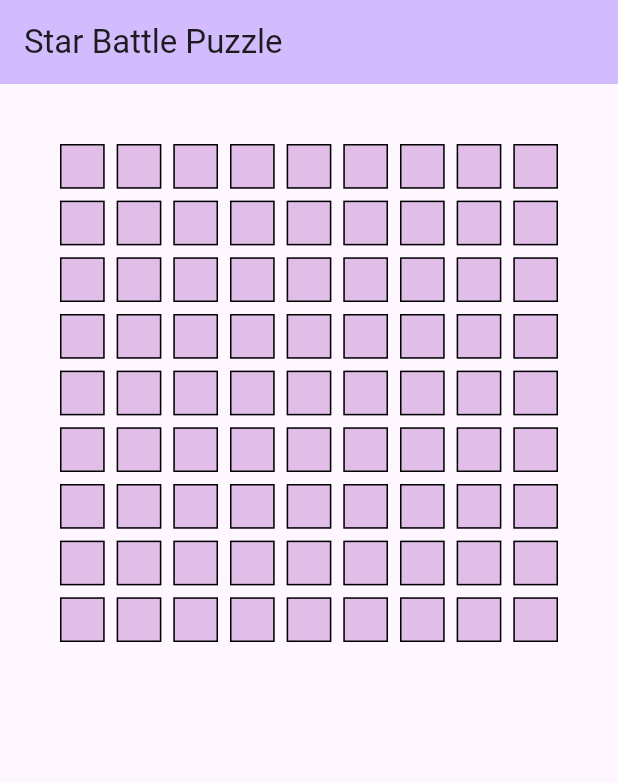
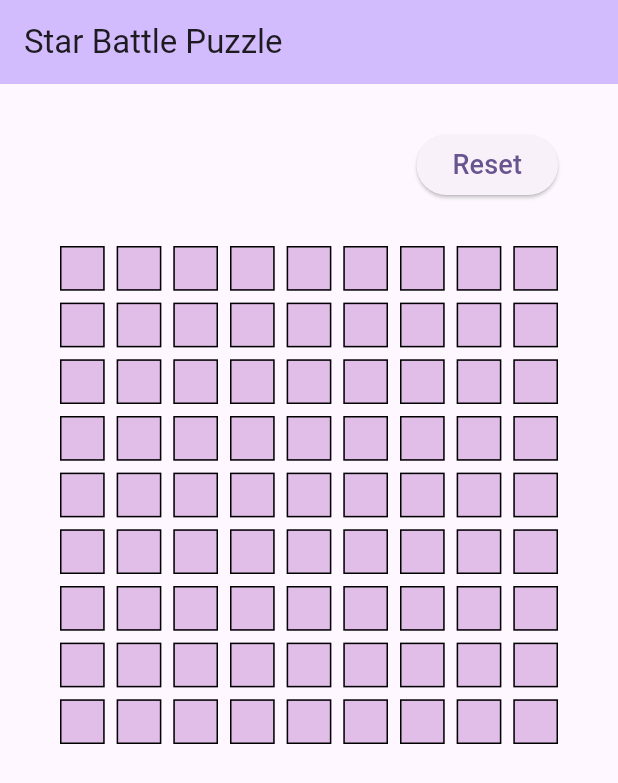
Before and after one commit to weasdown/starsolver_flutter, a Flutter app: the screen it shows after launch, on a phone screen of 412 x 824 dp. Shown: the top 783 px of the screen. Run offline on Flutter 3.47's test engine with Material 3 defaults, Android fonts, the phone set to English and light mode, and no system bars.

Commit message:
Tidy padding, add Reset button

```diff
--- a/lib/src/presentation/board_widget.dart
+++ b/lib/src/presentation/board_widget.dart
@@ -5,37 +5,48 @@ import '../logic/cell.dart';
 import 'cell_widget.dart';
 
 /// A widget to display a [Board].
-class BoardWidget extends StatefulWidget {
+class BoardWidget extends StatelessWidget {
   final Board board;
-  const BoardWidget({super.key, required this.board});
+  final double spacingAround;
 
-  @override
-  State<BoardWidget> createState() => _BoardWidgetState();
-}
+  const BoardWidget({
+    super.key,
+    required this.board,
+    required this.spacingAround,
+  })
+  // : cellWidgets = List<CellWidget>.from(
+  //     board.cells.map((Cell cell) => CellWidget(cell: cell)),
+  //   )
+  ;
 
-class _BoardWidgetState extends State<BoardWidget> {
+  /// All the [CellWidget]s for this [BoardWidget].
+  List<CellWidget> get cellWidgets => List<CellWidget>.from(
+        board.cells.map((Cell cell) => CellWidget(cell: cell)),
+      );
+
+  /// Amount of spacing between [CellWidget]s.
   final double spacingWithin = 8;
 
-  final double spacingAround = 40.0;
+  /// Set all [cells] to blank.
+  ///
+  /// Sets the [Cell.status] of all [cells] to [CellStatus.blank].
+  void clearAllCells() {
+    for (Cell cell in board.cells) {
+      cell.status = CellStatus.blank;
+    }
+  }
 
   @override
   Widget build(BuildContext context) {
-    List<CellWidget> cellWidgets = List<CellWidget>.from(
-      widget.board.cells.map((Cell cell) => CellWidget(cell: cell)),
-    );
-
-    return Padding(
-      padding: EdgeInsets.fromLTRB(
-        spacingAround,
-        spacingAround,
-        spacingAround,
-        0,
-      ),
-      child: GridView.count(
-        mainAxisSpacing: spacingWithin,
-        crossAxisSpacing: spacingWithin,
-        crossAxisCount: Board.dimension,
-        children: cellWidgets,
+    return Flexible(
+      child: Padding(
+        padding: EdgeInsets.symmetric(horizontal: spacingAround),
+        child: GridView.count(
+          mainAxisSpacing: spacingWithin,
+          crossAxisSpacing: spacingWithin,
+          crossAxisCount: Board.dimension,
+          children: cellWidgets,
+        ),
       ),
     );
   }
--- a/lib/src/presentation/puzzle_page.dart
+++ b/lib/src/presentation/puzzle_page.dart
@@ -4,18 +4,47 @@ import 'package:starsolver_flutter/logic.dart';
 import 'board_widget.dart';
 
 /// An app page that displays a puzzle.
-class PuzzlePage extends StatelessWidget {
+class PuzzlePage extends StatefulWidget {
   final Board board;
   const PuzzlePage({super.key, required this.board});
 
+  static const double spacingAround = 40.0;
+  static const double buttonSpacing = 30.0;
+
+  @override
+  State<PuzzlePage> createState() => _PuzzlePageState();
+}
+
+class _PuzzlePageState extends State<PuzzlePage> {
   @override
   Widget build(BuildContext context) {
+    BoardWidget boardWidget = BoardWidget(
+        board: widget.board, spacingAround: PuzzlePage.spacingAround);
+
     return Scaffold(
       appBar: AppBar(
         backgroundColor: Theme.of(context).colorScheme.inversePrimary,
         title: Text('Star Battle Puzzle'),
       ),
-      body: BoardWidget(board: board),
+      body: Column(
+        children: [
+          // Reset button
+          Align(
+            alignment: Alignment.centerRight,
+            child: Padding(
+              padding: EdgeInsets.fromLTRB(0, PuzzlePage.buttonSpacing,
+                  PuzzlePage.spacingAround, PuzzlePage.buttonSpacing),
+              child: ElevatedButton(
+                onPressed: () => setState(() {
+                  boardWidget.clearAllCells();
+                }),
+                child: Text('Reset', style: TextStyle(fontSize: 18)),
+              ),
+            ),
+          ),
+          boardWidget
+        ],
+      ),
     );
   }
 }
```
